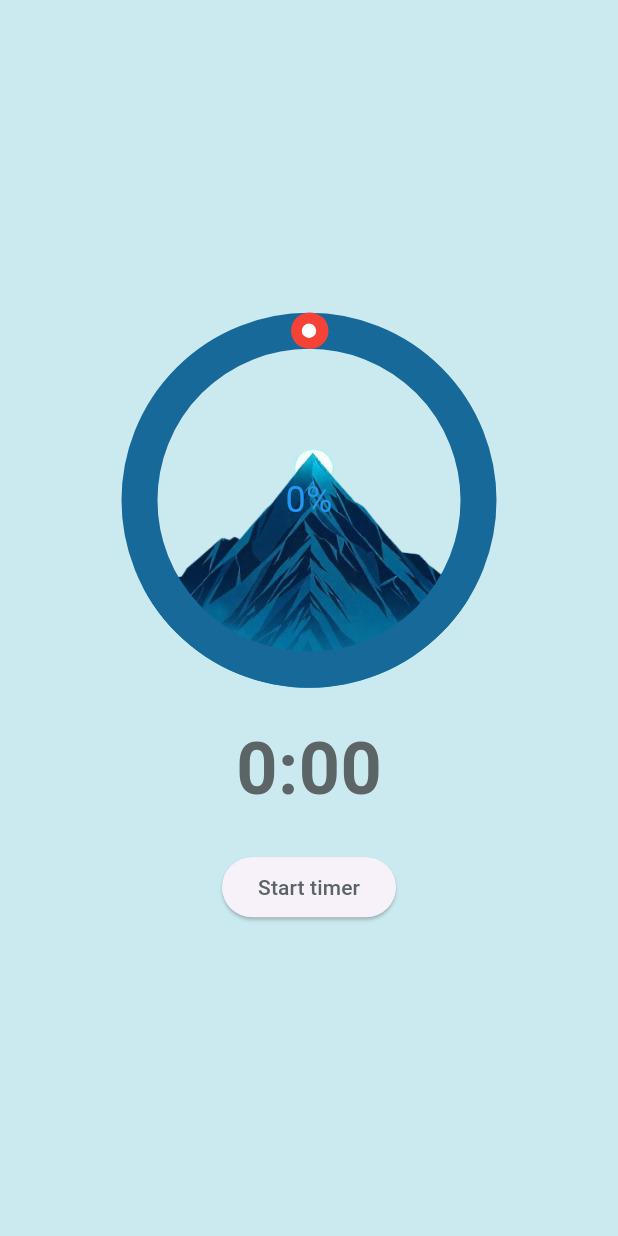
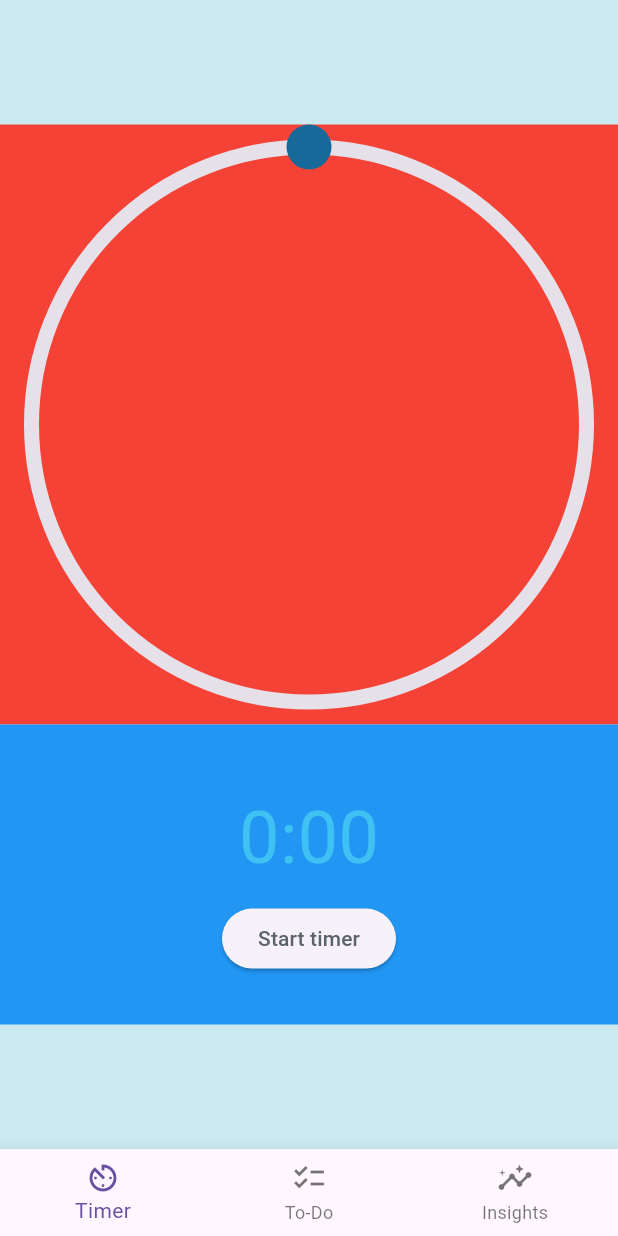
Before and after one commit to AustenLynn/climber, a Flutter app: the screen it shows after launch, on a phone screen of 412 x 824 dp. Run offline on Flutter 3.47's test engine with Material 3 defaults, Android fonts, the phone set to English and light mode, and no system bars; drawn by our look-alikes of sleek_circular_slider, syncfusion_flutter_gauges.

Commit message:
functional timer

```diff
--- a/lib/CircularSlider.dart
+++ b/lib/CircularSlider.dart
@@ -1,45 +1,44 @@
+import 'package:flutter/material.dart';
+import 'package:syncfusion_flutter_gauges/gauges.dart';
+import 'theme/Colors.dart';
 
-import 'package:climber/theme/Colors.dart';
-import 'package:flutter/material.dart';
-import 'package:sleek_circular_slider/sleek_circular_slider.dart';
 
 class CircularSlider extends StatelessWidget {
   final Function(double) onChanged;
+  final double pointerValue;
 
-  const CircularSlider({Key? key, required this.onChanged}) : super(key: key);
+  CircularSlider({super.key, required this.onChanged, required this.pointerValue});
 
   @override
   Widget build(BuildContext context) {
-    return SleekCircularSlider(
-      initialValue: 0,
-      max: 36,
-      appearance: CircularSliderAppearance(
-        customColors: CustomSliderColors(
-          progressBarColors: [Colors.red],
-          trackColor: AppColors.secondaryColor,
-          shadowColor: AppColors.accentColor,
-          shadowMaxOpacity: 0.5,
-        ),
-        customWidths: CustomSliderWidths(
-          progressBarWidth: 24,
-          trackWidth: 24,
-          shadowWidth: 20,
-        ),
-        size: 250,
-        startAngle: 270,
-        angleRange: 360,
-        infoProperties: InfoProperties(
-          mainLabelStyle: TextStyle(fontSize: 24, color: Colors.blue),
-          modifier: (double value) {
-            return '${value.toStringAsFixed(0)}%';
-          },
-        ),
-        spinnerMode: false,
-        animationEnabled: true,
+    return Container(
+      child: SfRadialGauge(
+        axes: <RadialAxis>[
+          RadialAxis(
+            minimum: 0,
+            maximum: 36,
+            startAngle: 270,
+            endAngle: 270,
+            pointers: <GaugePointer>[
+              MarkerPointer(
+                value: pointerValue,
+                enableDragging: true,
+                markerWidth: 30,
+                markerHeight: 30,
+                color: AppColors.secondaryColor,
+                markerType: MarkerType.circle,
+                onValueChanged: onChanged,
+              ),
+            ],
+            ranges: <GaugeRange>[
+              GaugeRange(
+                startValue:0,
+                endValue: pointerValue)],
+            showTicks: false,
+            showLabels: false,
+          ),
+        ],
       ),
-      onChange: (double value) {
-        onChanged(value.floor() * 5 );  // Update the parent widget's state with the new value
-      },
     );
   }
 }
--- a/lib/HomeScreen.dart
+++ b/lib/HomeScreen.dart
@@ -17,26 +17,22 @@ class _HomeScreenState extends State<HomeScreen> {
   void updateTimeValue(double newValue) {
     setState(() {
       timeValue = newValue;
-      seconds = (timeValue.floor() * 60); // Converts to total seconds
+      seconds = (timeValue.floor() * 5 * 60);
     });
   }
 
   void startTimer() {
-    if (timer != null && timer!.isActive) return; // Prevent multiple timers
-    timer = Timer.periodic(Duration(seconds: 1), (_) {
+    if (timer != null && timer!.isActive) return;
+    timer = Timer.periodic(const Duration(seconds: 1), (_) {
       if (seconds > 0) {
         setState(() {
           seconds--;
         });
       } else {
-        timer?.cancel(); // Stop the timer when it reaches zero
+        timer?.cancel();
+        // RegisterTimer()
       }
     });
-  }
-
-  String displayTimeValue(double timeValue) {
-    double minCount = timeValue.floor() * 5;
-    return '${minCount.floor()}:00';
   }
 
   String formatSeconds(int seconds) {
@@ -47,9 +43,111 @@ class _HomeScreenState extends State<HomeScreen> {
 
   @override
   Widget build(BuildContext context) {
-    return Scaffold(
+    return  Scaffold(
       backgroundColor: AppColors.primaryColor,
-      body: SizedBox(
+      body: _buildHomeScreen(),
+      bottomNavigationBar: _buildBottomNavigationBar(),
+    );
+  }
+
+  @override
+  void dispose() {
+    timer?.cancel();
+    super.dispose();
+  }
+
+  Widget _buildBottomNavigationBar(){
+    return BottomNavigationBar(
+        items: const <BottomNavigationBarItem>[
+          BottomNavigationBarItem(
+            icon: Icon(Icons.av_timer),
+            label: 'Timer',
+          ),
+          BottomNavigationBarItem(
+            icon: Icon(Icons.checklist),
+            label: 'To-Do',
+          ),
+          BottomNavigationBarItem(
+            icon: Icon(Icons.insights),
+            label: 'Insights',
+          ),
+        ],
+    );
+  }
+  Widget _buildHomeScreen(){
+      return Column(
+        mainAxisAlignment: MainAxisAlignment.center,
+        children: [
+          SizedBox(
+            width: MediaQuery.of(context).size.width,
+            height:400,
+            child: Container(
+              color: Colors.red,
+              child: Stack(
+                children: [
+                  CircularSlider(onChanged: updateTimeValue, pointerValue: timeValue)
+                ]
+              )
+              ,
+            ),
+          ),
+          SizedBox(
+            width: MediaQuery.of(context).size.width,
+            height:200,
+            child: Container(
+              color: Colors.blue,
+              child: Column(
+                mainAxisAlignment: MainAxisAlignment.center,
+                children: [
+                  Container(
+                    margin: EdgeInsets.all(MediaQuery.of(context).size.width * 0.02),
+                    child: Text(
+                      formatSeconds(seconds),
+                      style: const TextStyle(
+                        fontSize: 48,
+                        color:AppColors.accentColor,
+                      ) ,
+                    ),
+                  ),
+                  TimerButton(onClicked: startTimer)
+                ],
+              ),
+            ),
+          ),
+
+        ],
+      );
+  }
+}
+
+/*
+Stack(
+alignment: Alignment.center,
+children: [
+GestureDetector(
+onTap: () {
+print("Image button inside circular slider tapped!");
+},
+child: ClipOval(
+child: Image.asset(
+'assets/my_mountain.png',
+width: 250,
+height: 250,
+fit: BoxFit.cover,
+),
+),
+),
+CircularSlider(
+onChanged: updateTimeValue,
+),
+],
+),
+],
+),
+*/
+
+/*
+SizedBox(
 width: MediaQuery.of(context).size.width,
 child: Column(
 mainAxisAlignment: MainAxisAlignment.center,
@@ -80,10 +178,14 @@ class _HomeScreenState extends State<HomeScreen> {
 ),
 ],
 ),
+Row(
+mainAxisAlignment: MainAxisAlignment.center,
+children: [
+
 SizedBox(
-              height: 20,
-            ),
-            Text(
+width: 100,
+height: 100,
+child: Text(
 formatSeconds(seconds),
 style: const TextStyle(
 fontSize: 48,
@@ -91,19 +193,15 @@ class _HomeScreenState extends State<HomeScreen> {
 color: AppColors.textColor,
 ),
 ),
-            SizedBox(height: 20),
+),
 TimerButton(
 onClicked: startTimer,
 ),
 ],
 ),
+
+],
+),
 ),
 );
-  }
-
-  @override
-  void dispose() {
-    timer?.cancel();
-    super.dispose();
-  }
-}
+*/
--- a/pubspec.yaml
+++ b/pubspec.yaml
@@ -30,8 +30,7 @@ environment:
 dependencies:
   flutter:
     sdk: flutter
-  circular_countdown_timer: ^0.2.4
-  sleek_circular_slider: ^2.0.1
+  syncfusion_flutter_gauges: ^27.2.3
 
 
 
```
Also changed, not shown: pubspec.lock. Lines whose indentation alone changed are shown as unchanged.
